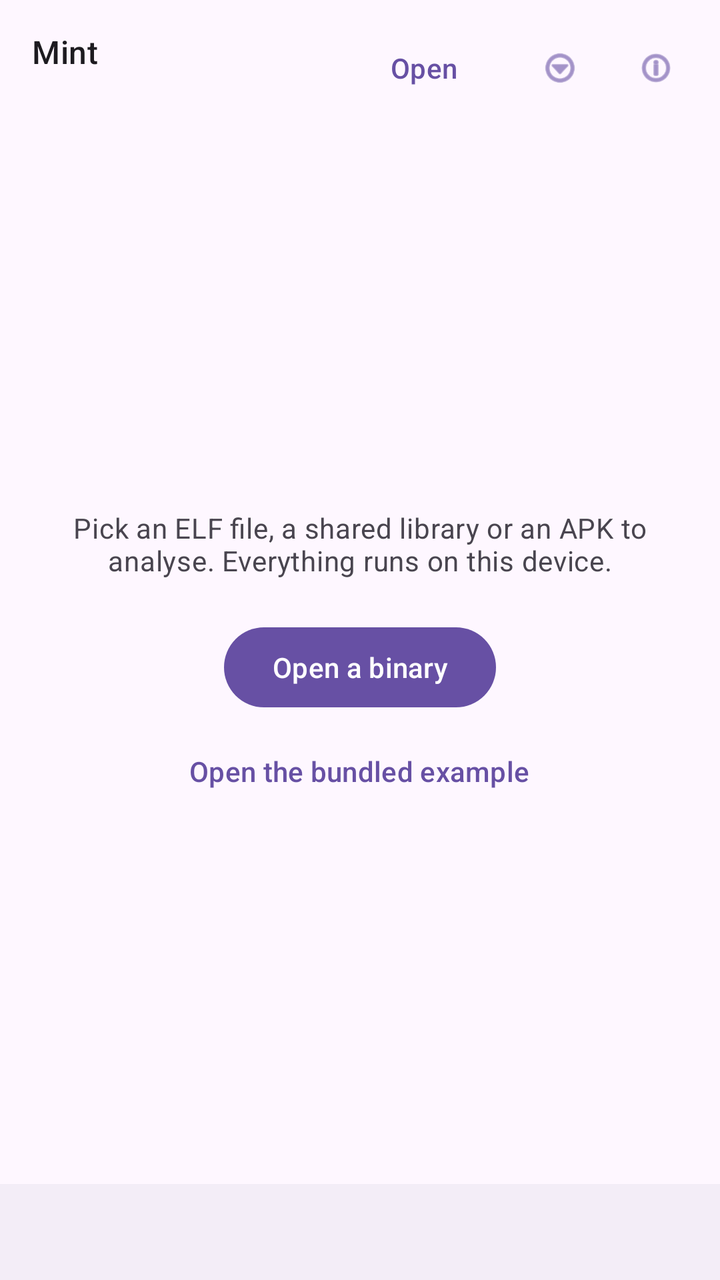
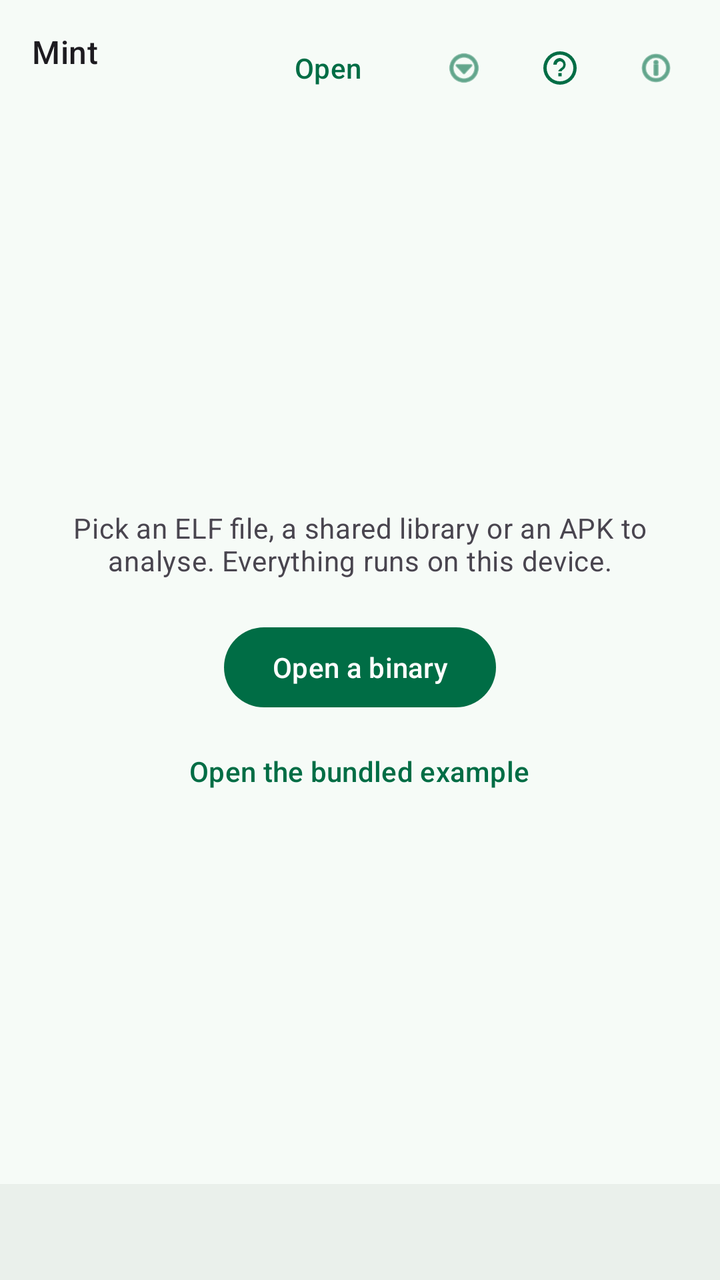

An Android layout rendered at two revisions. The XML below is the earlier revision; the diff shows what the commit changed to produce the second picture.
<!-- AndroidManifest.xml: application theme Theme.Mint -->
<!-- res/layout/activity_workspace.xml -->
<?xml version="1.0" encoding="utf-8"?>
<LinearLayout xmlns:android="http://schemas.android.com/apk/res/android"
    xmlns:app="http://schemas.android.com/apk/res-auto"
    android:id="@+id/root"
    android:layout_width="match_parent"
    android:layout_height="match_parent"
    android:orientation="vertical"
    android:background="?attr/colorSurface">

    <LinearLayout
        android:layout_width="match_parent"
        android:layout_height="wrap_content"
        android:orientation="horizontal"
        android:gravity="center_vertical"
        android:paddingStart="16dp"
        android:paddingEnd="8dp"
        android:paddingTop="10dp"
        android:paddingBottom="10dp">

        <LinearLayout
            android:layout_width="0dp"
            android:layout_height="wrap_content"
            android:layout_weight="1"
            android:orientation="vertical">

            <TextView
                android:id="@+id/title"
                android:layout_width="match_parent"
                android:layout_height="wrap_content"
                android:maxLines="1"
                android:ellipsize="middle"
                android:text="@string/app_name"
                android:textAppearance="?attr/textAppearanceTitleMedium" />

            <TextView
                android:id="@+id/subtitle"
                android:layout_width="match_parent"
                android:layout_height="wrap_content"
                android:maxLines="1"
                android:ellipsize="middle"
                android:textAppearance="?attr/textAppearanceBodySmall"
                android:textColor="?android:attr/textColorSecondary" />
        </LinearLayout>

        <com.google.android.material.button.MaterialButton
            android:id="@+id/open_another"
            style="@style/Widget.Material3.Button.TextButton"
            android:layout_width="wrap_content"
            android:layout_height="wrap_content"
            android:text="@string/open_binary_short" />

        <com.google.android.material.button.MaterialButton
            android:id="@+id/project_actions"
            style="@style/Widget.Material3.Button.IconButton"
            android:layout_width="wrap_content"
            android:layout_height="wrap_content"
            android:contentDescription="@string/project_actions"
            app:icon="@android:drawable/ic_menu_more" />

        
        <com.google.android.material.button.MaterialButton
            android:id="@+id/about"
            style="@style/Widget.Material3.Button.IconButton"
            android:layout_width="wrap_content"
            android:layout_height="wrap_content"
            android:contentDescription="@string/licences"
            app:icon="@android:drawable/ic_menu_info_details" />

        <com.google.android.material.button.MaterialButton
            android:id="@+id/cancel_analysis"
            style="@style/Widget.Material3.Button.TextButton"
            android:layout_width="wrap_content"
            android:layout_height="wrap_content"
            android:visibility="gone"
            android:text="@string/cancel_analysis" />
    </LinearLayout>

    <com.google.android.material.progressindicator.LinearProgressIndicator
        android:id="@+id/progress"
        android:layout_width="match_parent"
        android:layout_height="wrap_content"
        android:visibility="invisible"
        android:indeterminate="true" />

    
    <LinearLayout
        android:id="@+id/empty"
        android:layout_width="match_parent"
        android:layout_height="0dp"
        android:layout_weight="1"
        android:orientation="vertical"
        android:gravity="center"
        android:padding="32dp">

        <TextView
            android:layout_width="wrap_content"
            android:layout_height="wrap_content"
            android:gravity="center"
            android:text="@string/empty_hint"
            android:textAppearance="?attr/textAppearanceBodyMedium"
            android:textColor="?android:attr/textColorSecondary" />

        <com.google.android.material.button.MaterialButton
            android:id="@+id/open"
            android:layout_width="wrap_content"
            android:layout_height="wrap_content"
            android:layout_marginTop="20dp"
            android:text="@string/open_binary" />

        
        <com.google.android.material.button.MaterialButton
            android:id="@+id/try_example"
            style="@style/Widget.Material3.Button.TextButton"
            android:layout_width="wrap_content"
            android:layout_height="wrap_content"
            android:layout_marginTop="4dp"
            android:text="@string/try_example" />
    </LinearLayout>

    
    
    <HorizontalScrollView
        android:id="@+id/open_scroll"
        android:layout_width="match_parent"
        android:layout_height="wrap_content"
        android:layout_marginBottom="4dp"
        android:paddingStart="12dp"
        android:paddingEnd="12dp"
        android:scrollbars="none"
        android:visibility="gone">

        <com.google.android.material.chip.ChipGroup
            android:id="@+id/open_functions"
            android:layout_width="wrap_content"
            android:layout_height="wrap_content"
            app:singleLine="true"
            app:singleSelection="true" />
    </HorizontalScrollView>

    <FrameLayout
        android:id="@+id/content"
        android:layout_width="match_parent"
        android:layout_height="0dp"
        android:layout_weight="1"
        android:visibility="gone">

        <LinearLayout
            android:layout_width="match_parent"
            android:layout_height="match_parent"
            android:orientation="vertical">

            <EditText
                android:id="@+id/filter"
                android:layout_width="match_parent"
                android:layout_height="wrap_content"
                android:layout_marginHorizontal="12dp"
                android:layout_marginBottom="4dp"
                android:hint="@string/filter_hint"
                android:importantForAutofill="no"
                android:inputType="text"
                android:maxLines="1"
                android:textSize="14sp" />

            <androidx.recyclerview.widget.RecyclerView
                android:id="@+id/list"
                android:layout_width="match_parent"
                android:layout_height="0dp"
                android:layout_weight="1"
                android:scrollbars="vertical" />

            
            <ScrollView
                android:id="@+id/text_scroll"
                android:layout_width="match_parent"
                android:layout_height="0dp"
                android:layout_weight="1"
                android:visibility="gone">

                <HorizontalScrollView
                    android:layout_width="match_parent"
                    android:layout_height="wrap_content">

                    <TextView
                        android:id="@+id/text"
                        android:layout_width="wrap_content"
                        android:layout_height="wrap_content"
                        android:padding="12dp"
                        android:textIsSelectable="true"
                        android:fontFamily="monospace"
                        android:textSize="12sp"
                        android:lineSpacingMultiplier="1.15" />
                </HorizontalScrollView>
            </ScrollView>
        </LinearLayout>

        <com.ccs.mint.ui.components.GraphView
            android:id="@+id/graph"
            android:layout_width="match_parent"
            android:layout_height="match_parent"
            android:visibility="gone" />
    </FrameLayout>

    
    <com.google.android.material.tabs.TabLayout
        android:id="@+id/nav"
        android:layout_width="match_parent"
        android:layout_height="wrap_content"
        android:background="?attr/colorSurfaceContainer"
        app:tabGravity="start"
        app:tabIndicatorGravity="top"
        app:tabMode="scrollable"
        app:tabPaddingEnd="14dp"
        app:tabPaddingStart="14dp" />
</LinearLayout>
<!-- resources referenced by this layout -->
<resources>
  <style name="Base.Theme.Mint" parent="Theme.Material3.DayNight.NoActionBar">
          <item name="android:statusBarColor">@android:color/transparent</item>
          <item name="android:navigationBarColor">@android:color/transparent</item>
          <item name="android:windowLightStatusBar">true</item>
          <item name="android:windowLightNavigationBar">true</item>
      </style>
  <!-- unchanged entries left out for length: 10 -->
</resources>

<!-- the commit's change to res/layout/activity_workspace.xml (unified diff, before → after) -->
@@ -56,6 +56,14 @@
             android:layout_height="wrap_content"
             android:contentDescription="@string/project_actions"
             app:icon="@android:drawable/ic_menu_more" />
+
+        <com.google.android.material.button.MaterialButton
+            android:id="@+id/help"
+            style="@style/Widget.Material3.Button.IconButton"
+            android:layout_width="48dp"
+            android:layout_height="48dp"
+            android:contentDescription="@string/help_open"
+            app:icon="@drawable/ic_help_outline" />
 
         
         <com.google.android.material.button.MaterialButton
<!-- resource entries referenced after the edit -->
@@ -1,11 +1,90 @@
 <!-- resources referenced by this layout -->
 <resources>
+  <!-- drawable ic_help_outline (drawable) -->
+  <vector xmlns:android="http://schemas.android.com/apk/res/android"
+      android:width="24dp" android:height="24dp"
+      android:viewportWidth="24" android:viewportHeight="24">
+      <path android:fillColor="?attr/colorOnSurface"
+          android:pathData="M12,2a10,10 0,1 0,0 20a10,10 0,0 0,0 -20zM12,20a8,8 0,1 1,0 -16a8,8 0,0 1,0 16zM11,17h2v-2h-2zM12,6c-2.21,0 -4,1.79 -4,4h2a2,2 0,1 1,3.42 1.41C12.54,12.31 11,13 11,14h2c0,-0.5 0.92,-1 1.75,-1.88A3.99,3.99 0,0 0,12 6z" />
+  </vector>
+  <string name="help_open">Help</string>
   <style name="Base.Theme.Mint" parent="Theme.Material3.DayNight.NoActionBar">
+          <item name="colorPrimary">@color/mint_primary</item>
+          <item name="colorOnPrimary">@color/mint_on_primary</item>
+          <item name="colorPrimaryContainer">@color/mint_primary_container</item>
+          <item name="colorOnPrimaryContainer">@color/mint_on_primary_container</item>
+          <item name="colorPrimaryInverse">@color/mint_primary_inverse</item>
+          <item name="colorSecondary">@color/mint_secondary</item>
+          <item name="colorOnSecondary">@color/mint_on_secondary</item>
+          <item name="colorSecondaryContainer">@color/mint_secondary_container</item>
+          <item name="colorOnSecondaryContainer">@color/mint_on_secondary_container</item>
+          <item name="colorTertiary">@color/mint_tertiary</item>
+          <item name="colorOnTertiary">@color/mint_on_tertiary</item>
+          <item name="colorTertiaryContainer">@color/mint_tertiary_container</item>
+          <item name="colorOnTertiaryContainer">@color/mint_on_tertiary_container</item>
+          <item name="colorSurface">@color/mint_surface</item>
+          <item name="colorOnSurface">@color/mint_on_surface</item>
+          <item name="colorSurfaceVariant">@color/mint_surface_variant</item>
+          <item name="colorOnSurfaceVariant">@color/mint_on_surface_variant</item>
+          <item name="colorSurfaceContainerLowest">@color/mint_surface_lowest</item>
+          <item name="colorSurfaceContainerLow">@color/mint_surface_low</item>
+          <item name="colorSurfaceContainer">@color/mint_surface_container</item>
+          <item name="colorSurfaceContainerHigh">@color/mint_surface_high</item>
+          <item name="colorSurfaceContainerHighest">@color/mint_surface_highest</item>
+          <item name="colorOutline">@color/mint_outline</item>
+          <item name="colorOutlineVariant">@color/mint_outline_variant</item>
+          <item name="colorPrimaryFixed">#9FF2C1</item>
+          <item name="colorPrimaryFixedDim">#83D6A6</item>
+          <item name="colorOnPrimaryFixed">#00210F</item>
+          <item name="colorOnPrimaryFixedVariant">#005233</item>
+          <item name="colorSecondaryFixed">#CDE9D5</item>
+          <item name="colorSecondaryFixedDim">#B2CCBB</item>
+          <item name="colorOnSecondaryFixed">#082016</item>
+          <item name="colorOnSecondaryFixedVariant">#344C3E</item>
+          <item name="colorTertiaryFixed">#BFE9F7</item>
+          <item name="colorTertiaryFixedDim">#A4CDDA</item>
+          <item name="colorOnTertiaryFixed">#001F28</item>
+          <item name="colorOnTertiaryFixedVariant">#244C58</item>
+          <item name="colorSurfaceBright">@color/mint_surface_bright</item>
+          <item name="colorSurfaceDim">@color/mint_surface_dim</item>
+          <item name="colorSurfaceInverse">@color/mint_surface_inverse</item>
+          <item name="colorOnSurfaceInverse">@color/mint_on_surface_inverse</item>
+          <item name="colorBackgroundFloating">@color/mint_surface_high</item>
+          <item name="android:colorAccent">@color/mint_primary</item>
+          <item name="android:colorBackground">@color/mint_surface</item>
           <item name="android:statusBarColor">@android:color/transparent</item>
           <item name="android:navigationBarColor">@android:color/transparent</item>
           <item name="android:windowLightStatusBar">true</item>
           <item name="android:windowLightNavigationBar">true</item>
       </style>
+  <color name="mint_primary">#006D45</color>
+  <color name="mint_on_primary">#FFFFFF</color>
+  <color name="mint_primary_container">#9FF2C1</color>
+  <color name="mint_on_primary_container">#00210F</color>
+  <color name="mint_primary_inverse">#83D6A6</color>
+  <color name="mint_secondary">#4B6354</color>
+  <color name="mint_on_secondary">#FFFFFF</color>
+  <color name="mint_secondary_container">#CDE9D5</color>
+  <color name="mint_on_secondary_container">#082016</color>
+  <color name="mint_tertiary">#3C6371</color>
+  <color name="mint_on_tertiary">#FFFFFF</color>
+  <color name="mint_tertiary_container">#BFE9F7</color>
+  <color name="mint_on_tertiary_container">#001F28</color>
+  <color name="mint_surface">#F6FBF7</color>
+  <color name="mint_on_surface">#171D19</color>
+  <color name="mint_surface_variant">#DCE5DD</color>
+  <color name="mint_on_surface_variant">#404943</color>
+  <color name="mint_surface_lowest">#FFFFFF</color>
+  <color name="mint_surface_low">#F0F5F1</color>
+  <color name="mint_surface_container">#EAF0EB</color>
+  <color name="mint_surface_high">#E4EAE5</color>
+  <color name="mint_surface_highest">#DEE4DF</color>
+  <color name="mint_outline">#707A72</color>
+  <color name="mint_outline_variant">#BFC9C0</color>
+  <color name="mint_surface_bright">#F6FBF7</color>
+  <color name="mint_surface_dim">#D6DDD7</color>
+  <color name="mint_surface_inverse">#2B322D</color>
+  <color name="mint_on_surface_inverse">#EDF4EE</color>
   <!-- unchanged entries left out for length: 10 -->
 </resources>
 
